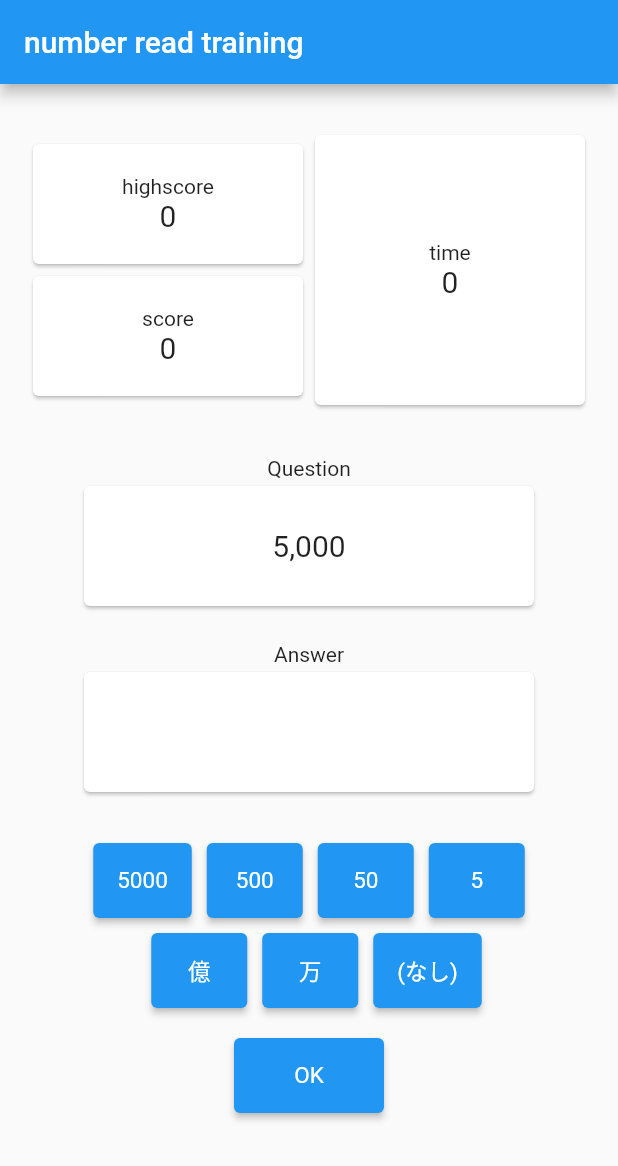
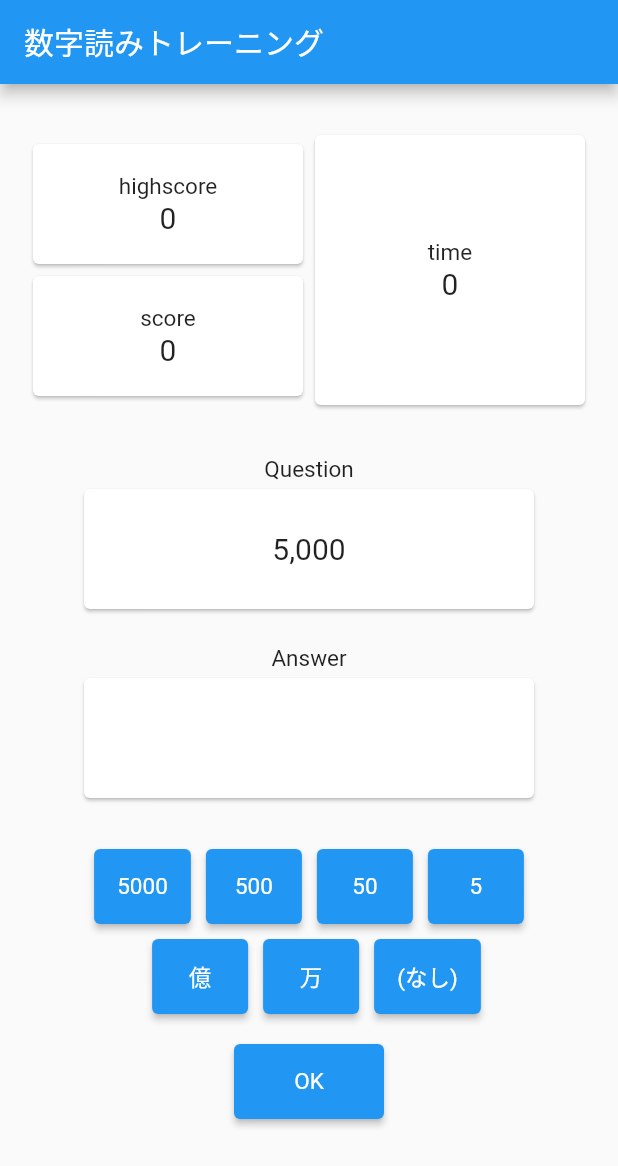
Before and after one commit to miyashiiii/number_read, a Flutter app: the screen it shows after launch, on a phone screen of 412 x 824 dp. Shown: the top 1166 px of the screen. Run offline on Flutter 3.47's test engine with Material 2 defaults, Android fonts, the light colour scheme and no system bars; our stand-ins replace google_fonts, page_transition.

Commit message:
change: Support Japanense fonts

```diff
--- a/lib/main.dart
+++ b/lib/main.dart
@@ -2,6 +2,7 @@ import 'package:flutter/material.dart';
 import 'package:number_read/result.dart';
 import 'package:page_transition/page_transition.dart';
 import "dart:math";
+import 'package:flutter_localizations/flutter_localizations.dart';
 
 void main() {
   runApp(MyApp());
@@ -11,6 +12,8 @@ class MyApp extends StatelessWidget {
   // This widget is the root of your application.
   @override
   Widget build(BuildContext context) {
+    const locale = Locale("ja", "JP");
+
     return MaterialApp(
       title: 'Flutter Demo',
       theme: ThemeData(
@@ -25,6 +28,15 @@ class MyApp extends StatelessWidget {
         // is not restarted.
         primarySwatch: Colors.blue,
       ),
+      locale: locale,
+      localizationsDelegates: const [
+        GlobalMaterialLocalizations.delegate,
+        GlobalWidgetsLocalizations.delegate,
+        GlobalCupertinoLocalizations.delegate,
+      ],
+      supportedLocales: const [
+        locale,
+      ],
       home: MyHomePage(),
     );
   }
@@ -182,7 +194,7 @@ class _MyHomePageState extends State<MyHomePage> {
   Widget build(BuildContext context) {
     return Scaffold(
       appBar: AppBar(
-        title: Text("number read training"),
+        title: Text("数字読みトレーニング"),
       ),
       body: Column(
         children: [
--- a/lib/result.dart
+++ b/lib/result.dart
@@ -1,5 +1,6 @@
 import 'package:flutter/material.dart';
 import 'package:page_transition/page_transition.dart';
+import 'package:google_fonts/google_fonts.dart';
 
 import 'main.dart';
 
@@ -17,7 +18,7 @@ class _ResultPageState extends State<ResultPage> {
   Widget build(BuildContext context) {
     return Scaffold(
       appBar: AppBar(
-        title: Text('NextPage'),
+        title: Text('結果発表!'),
         centerTitle: true,
       ),
       body: Container(
@@ -25,7 +26,7 @@ class _ResultPageState extends State<ResultPage> {
         child: Center(
           child: Column(
             children: [
-              Text(widget.score.toString()),
+              Text("得点:" +widget.score.toString()),
               ElevatedButton(
                 onPressed: () {
                   Navigator.push(
```
Also changed, not shown: pubspec.yaml (+5 -2 lines), pubspec.lock.
